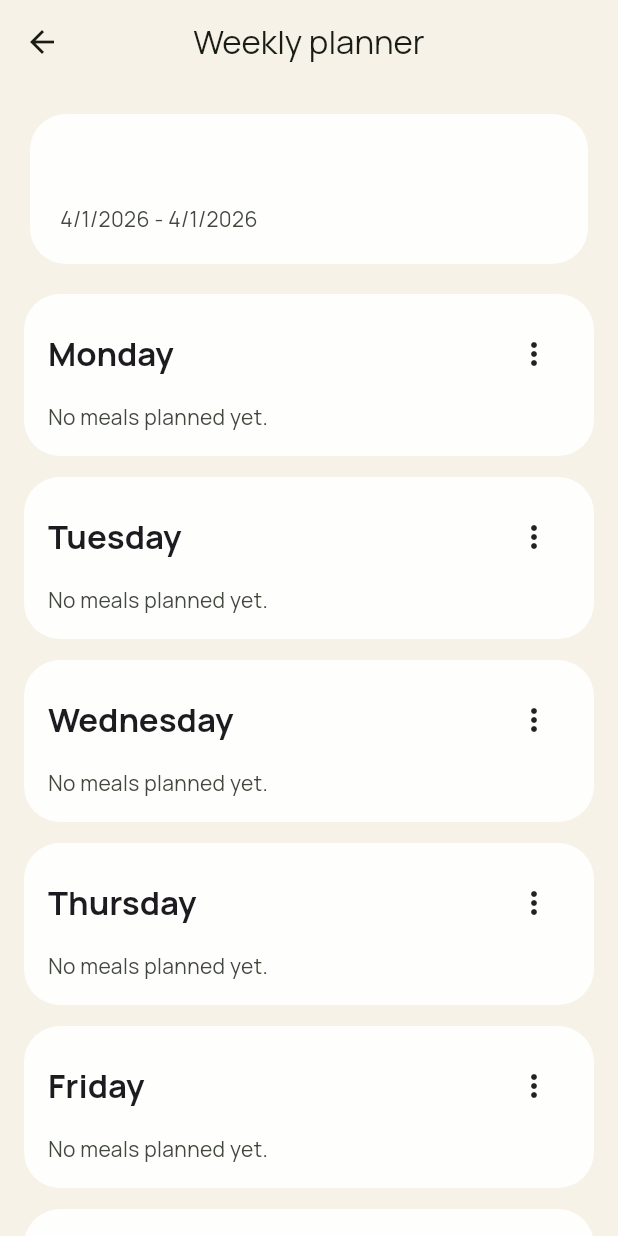
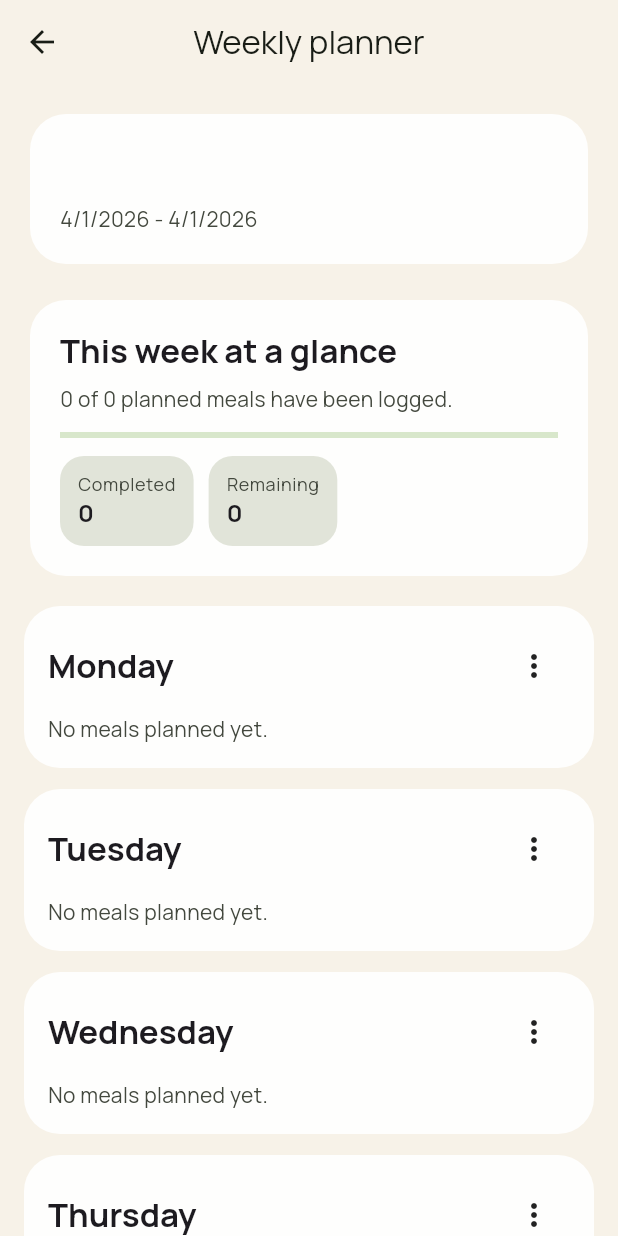
Before and after one commit to Ephox1/FeastForged, a Flutter app: the WeeklyPlannerScreen screen opened directly, on a phone screen of 412 x 824 dp. Run offline on Flutter 3.47's test engine with Material 3 defaults, Android fonts, the phone set to English and light mode, and no system bars; our stand-ins replace flutter_riverpod, go_router, google_fonts, shared_preferences, supabase_flutter; accounts and stored records are empty.

Commit message:
Add planner summary and community sorting

```diff
--- a/lib/features/nutrition/providers/nutrition_provider.dart
+++ b/lib/features/nutrition/providers/nutrition_provider.dart
@@ -66,7 +66,7 @@ class _RecentFoodsNotifier extends AsyncNotifier<List<Recipe>> {
 
   Future<void> addRecipe(Recipe recipe) async {
     final preferences = await ref.read(sharedPreferencesProvider.future);
-    final current = [...state.valueOrNull ?? []];
+    final current = List<Recipe>.from(state.valueOrNull ?? const <Recipe>[]);
 
     current.removeWhere((item) => item.id == recipe.id);
     current.insert(0, recipe);
--- a/lib/features/planner/presentation/screens/weekly_planner_screen.dart
+++ b/lib/features/planner/presentation/screens/weekly_planner_screen.dart
@@ -119,6 +119,11 @@ class WeeklyPlannerScreen extends ConsumerWidget {
                       ),
                     ),
                     const SizedBox(height: 16),
+                    _PlannerCompletionSummary(
+                      entries: entries,
+                      completedPlanEntryIds: completedPlanEntryIds,
+                    ),
+                    const SizedBox(height: 16),
                     ...List.generate(7, (index) {
                       final dayEntries = entriesByDay[index] ?? const [];
                       return _PlannerDayCard(
@@ -152,6 +157,61 @@ class WeeklyPlannerScreen extends ConsumerWidget {
 
   String _formatDate(DateTime date) =>
       '${date.month}/${date.day}/${date.year}';
+}
+
+class _PlannerCompletionSummary extends StatelessWidget {
+  const _PlannerCompletionSummary({
+    required this.entries,
+    required this.completedPlanEntryIds,
+  });
+
+  final List<MealPlanEntry> entries;
+  final Set<String> completedPlanEntryIds;
+
+  @override
+  Widget build(BuildContext context) {
+    final total = entries.length;
+    final completed = entries
+        .where((entry) => completedPlanEntryIds.contains(entry.id))
+        .length;
+    final remaining = total - completed;
+    final progress = total == 0 ? 0.0 : completed / total;
+
+    return Card(
+      child: Padding(
+        padding: const EdgeInsets.all(20),
+        child: Column(
+          crossAxisAlignment: CrossAxisAlignment.start,
+          children: [
+            Text(
+              'This week at a glance',
+              style: Theme.of(context).textTheme.titleLarge?.copyWith(
+                fontWeight: FontWeight.bold,
+              ),
+            ),
+            const SizedBox(height: 8),
+            Text(
+              '$completed of $total planned meals have been logged.',
+              style: Theme.of(context).textTheme.bodyMedium?.copyWith(
+                color: Theme.of(context).colorScheme.onSurfaceVariant,
+              ),
+            ),
+            const SizedBox(height: 12),
+            LinearProgressIndicator(value: progress),
+            const SizedBox(height: 12),
+            Wrap(
+              spacing: 10,
+              runSpacing: 10,
+              children: [
+                _SummaryPill(label: 'Completed', value: '$completed'),
+                _SummaryPill(label: 'Remaining', value: '$remaining'),
+              ],
+            ),
+          ],
+        ),
+      ),
+    );
+  }
 }
 
 class _PlannerDayCard extends StatelessWidget {
@@ -327,3 +387,38 @@ class _PlannerDayCard extends StatelessWidget {
     PlannerMealType.snack => MealType.snack,
   };
 }
+
+class _SummaryPill extends StatelessWidget {
+  const _SummaryPill({required this.label, required this.value});
+
+  final String label;
+  final String value;
+
+  @override
+  Widget build(BuildContext context) {
+    return Container(
+      padding: const EdgeInsets.symmetric(horizontal: 12, vertical: 10),
+      decoration: BoxDecoration(
+        color: Theme.of(context).colorScheme.surfaceContainerHighest,
+        borderRadius: BorderRadius.circular(16),
+      ),
+      child: Column(
+        crossAxisAlignment: CrossAxisAlignment.start,
+        children: [
+          Text(
+            label,
+            style: Theme.of(context).textTheme.bodySmall?.copyWith(
+              color: Theme.of(context).colorScheme.onSurfaceVariant,
+            ),
+          ),
+          Text(
+            value,
+            style: Theme.of(context).textTheme.titleMedium?.copyWith(
+              fontWeight: FontWeight.bold,
+            ),
+          ),
+        ],
+      ),
+    );
+  }
+}
```
Also changed, not shown: lib/features/community/presentation/screens/community_screen.dart (+67 -6 lines).
